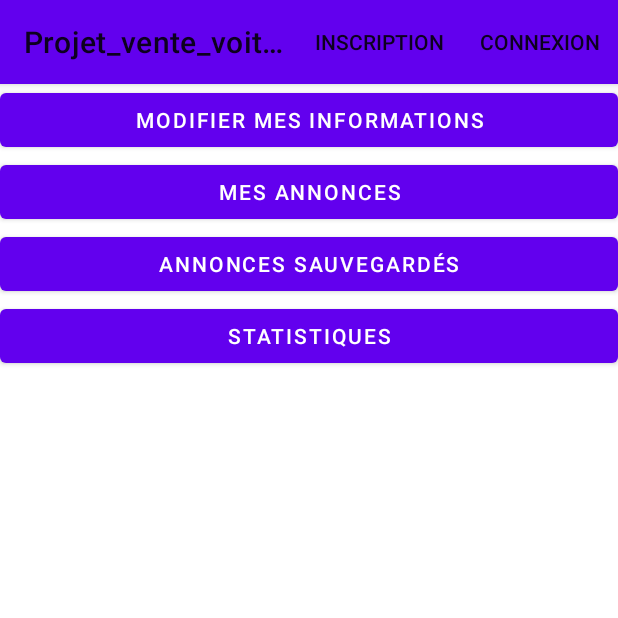
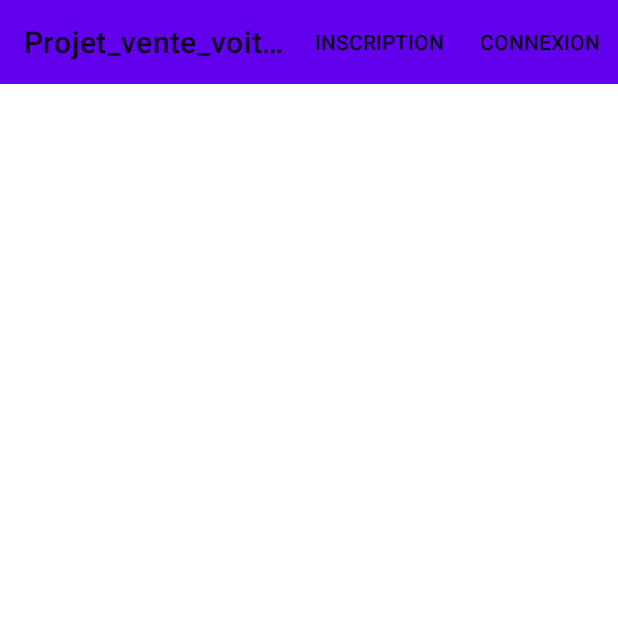
Before and after one commit to clink10Zero/Projet_vente_voiture, an Android app: the MonProfil screen opened directly, with no data from a screen before it, after a tap on "MODIFIER MES INFORMATIONS", on a phone screen of 412 x 824 dp, the top half of it. Run offline under Robolectric (Android 15) with nearby library versions, the phone set to English and light mode, and no system bars; 1 statement that could not run was skipped.

Commit message:
ajout de la possibilité d'abonnement pour les professionels accompagné de la mise en avant d'annonce +order by date desc pour les annonces

```diff
--- a/app/src/main/AndroidManifest.xml
+++ b/app/src/main/AndroidManifest.xml
@@ -10,7 +10,9 @@
         android:roundIcon="@mipmap/ic_launcher_round"
         android:supportsRtl="true"
         android:theme="@style/Theme.Projet_vente_voiture">
-        <activity android:name=".Activity.Statistiques"></activity>
+        <activity android:name=".Activity.GestionAbonnement"></activity>
+        <activity android:name=".Activity.ModifProfil" />
+        <activity android:name=".Activity.Statistiques" />
         <activity android:name=".Activity.Mes_annonces_sauvergardes" />
         <activity android:name=".Activity.MonProfil" />
         <activity android:name=".Activity.Mes_annonces" />
--- a/app/src/main/java/com/example/projet_vente_voiture/Activity/Ajouter_Annonce.java
+++ b/app/src/main/java/com/example/projet_vente_voiture/Activity/Ajouter_Annonce.java
@@ -32,6 +32,7 @@ import java.util.Date;
 import java.util.List;
 
 import static com.example.projet_vente_voiture.BD.MaBaseSQLite.CRITERE_PREDEF;
+import static com.example.projet_vente_voiture.BD.MaBaseSQLite.NO;
 
 public class Ajouter_Annonce extends General {
 
@@ -135,7 +136,7 @@ public class Ajouter_Annonce extends General {
                     Toast.makeText(getApplicationContext(), test.getText(), Toast.LENGTH_LONG).show();
                 }
                 else{
-                    Annonce nouvelle_annonce = new Annonce(currentUserId,et_titre.getText().toString(),et_description.getText().toString(),et_lieu.getText().toString(),Integer.parseInt(et_prix.getText().toString()),date,0);
+                    Annonce nouvelle_annonce = new Annonce(currentUserId,et_titre.getText().toString(),et_description.getText().toString(),et_lieu.getText().toString(),Integer.parseInt(et_prix.getText().toString()),date,0,NO);
                     AnnonceBD ABD = new AnnonceBD(getApplicationContext());
                     if(currentAnnonceId!=-1) {
                         ABD.updateAnnonce(currentAnnonceId,nouvelle_annonce);
--- a/app/src/main/java/com/example/projet_vente_voiture/Activity/Inscription.java
+++ b/app/src/main/java/com/example/projet_vente_voiture/Activity/Inscription.java
@@ -18,6 +18,8 @@ import com.example.projet_vente_voiture.MyApp;
 import com.example.projet_vente_voiture.Object.ResultatForm;
 import com.example.projet_vente_voiture.Object.Utilisateur;
 import com.example.projet_vente_voiture.R;
+
+import static com.example.projet_vente_voiture.BD.MaBaseSQLite.NO;
 
 public class Inscription extends General {
 
@@ -62,7 +64,7 @@ public class Inscription extends General {
                             default:
                                 pro = Utilisateur.PROFESSIONEL;
                         }
-                        Utilisateur util = new Utilisateur(prenom.getText().toString(), nom.getText().toString(), mail.getText().toString(), mdp.getText().toString(), pro);
+                        Utilisateur util = new Utilisateur(prenom.getText().toString(), nom.getText().toString(), mail.getText().toString(), mdp.getText().toString(), pro,NO);
                         UBD.insertUtilisateur(util);
 
                         Intent intent = new Intent(getApplicationContext(), Recherche.class);
--- /dev/null
+++ b/app/src/main/java/com/example/projet_vente_voiture/Activity/ModifProfil.java
@@ -0,0 +1,15 @@
+package com.example.projet_vente_voiture.Activity;
+
+import android.os.Bundle;
+
+import com.example.projet_vente_voiture.R;
+
+public class ModifProfil extends General {
+
+    @Override
+    protected void onCreate(Bundle savedInstanceState) {
+        super.onCreate(savedInstanceState);
+        setContentView(R.layout.activity_modif_profil);
+        setSupportActionBar(findViewById(R.id.toolbar));
+    }
+}
--- a/app/src/main/java/com/example/projet_vente_voiture/Activity/MonProfil.java
+++ b/app/src/main/java/com/example/projet_vente_voiture/Activity/MonProfil.java
@@ -4,11 +4,14 @@ import android.content.Intent;
 import android.os.Bundle;
 import android.view.View;
 import android.widget.Button;
+import android.widget.LinearLayout;
 import android.widget.Toast;
 
 import com.example.projet_vente_voiture.Activity.General;
 import com.example.projet_vente_voiture.Activity.Mes_annonces;
 import com.example.projet_vente_voiture.Activity.Mes_annonces_sauvergardes;
+import com.example.projet_vente_voiture.BD.UtilisateurBD;
+import com.example.projet_vente_voiture.Object.Utilisateur;
 import com.example.projet_vente_voiture.R;
 
 public class MonProfil extends General {
@@ -27,7 +30,7 @@ public class MonProfil extends General {
         btn_modif.setOnClickListener(new View.OnClickListener() {
             @Override
             public void onClick(View v) {
-                Toast.makeText(getApplicationContext(), "Page modif profil à faire", Toast.LENGTH_LONG).show();
+                startActivity(new Intent(getApplicationContext(), ModifProfil.class));
             }
         });
 
@@ -51,5 +54,20 @@ public class MonProfil extends General {
                 startActivity(new Intent(getApplicationContext(), Statistiques.class));
             }
         });
+
+        UtilisateurBD UBD = new UtilisateurBD(this);
+        Utilisateur user = UBD.getUtilisateurById(currentUserId);
+        if(user.getProfessionel()==Utilisateur.PROFESSIONEL){
+            LinearLayout ll = findViewById(R.id.ll_mon_profil);
+            Button btn_gestion_abonnement = new Button(this);
+            btn_gestion_abonnement.setText("Gestion abonnement");
+            btn_gestion_abonnement.setOnClickListener(new View.OnClickListener() {
+                @Override
+                public void onClick(View view) {
+                    startActivity((new Intent(getApplicationContext(), GestionAbonnement.class)));
+                }
+            });
+            ll.addView(btn_gestion_abonnement);
+        }
     }
 }
--- a/app/src/main/java/com/example/projet_vente_voiture/BD/MaBaseSQLite.java
+++ b/app/src/main/java/com/example/projet_vente_voiture/BD/MaBaseSQLite.java
@@ -10,6 +10,9 @@ import static com.example.projet_vente_voiture.Object.Utilisateur.PROFESSIONEL;
 public class MaBaseSQLite extends SQLiteOpenHelper {
 
     public static final String NOM_BD="base.bd";
+
+    public static final int NO = 0;
+    public static final int YES = 1;
 
     static final String TABLE_UTILISATEUR ="table_utilisateur";
     public static final String TABLE_ANNONCE ="table_annonce";
@@ -25,6 +28,7 @@ public class MaBaseSQLite extends SQLiteOpenHelper {
     static final String COL_MAIL_UTILISATEUR ="mail_utilisateur";
     static final String COL_MDP_UTILISATEUR ="mdp_utilisateur";
     static final String COL_PROFESSIONNEL_UTILISATEUR ="professionnel_utilisateur";
+    static final String COL_ABONNEMENT_UTILISATEUR ="abonnement_utilisateur";
 
     public static final String COL_ID_ANNONCE ="id_annonce";
     static final String COL_AUTEUR_ANNONCE ="id_auteur";
@@ -34,6 +38,8 @@ public class MaBaseSQLite extends SQLiteOpenHelper {
     public static final String COL_PRIX_ANNONCE ="prix_annonce";
     static final String COL_DATE_ANNONCE ="date_annonce";
     static final String COL_VU_ANNONCE ="nombre_vues_annonce";
+    static final String COL_PROMOTION_ANNONCE ="promotion_annonce";
+
     //TODO gérer les locations
     static final String COL_LOCATION_ANNONCE ="location_annonce"; //bool
     static final String COL_LOCATION_DUREE_ANNONCE ="location_duree_annonce"; //JOUR/SEMAINE/HEURE/MOIS pour le prix
@@ -71,7 +77,8 @@ public class MaBaseSQLite extends SQLiteOpenHelper {
                     + COL_NOM_UTILISATEUR +" TEXT,"
                     + COL_MAIL_UTILISATEUR +" TEXT UNIQUE,"
                     + COL_MDP_UTILISATEUR +" TEXT NOT NULL,"
-                    + COL_PROFESSIONNEL_UTILISATEUR +" INTEGER NOT NULL CHECK (" + COL_PROFESSIONNEL_UTILISATEUR + " IN( " + PROFESSIONEL + "," + PARTICULIER +"))"
+                    + COL_PROFESSIONNEL_UTILISATEUR +" INTEGER NOT NULL CHECK (" + COL_PROFESSIONNEL_UTILISATEUR + " IN( " + PROFESSIONEL + "," + PARTICULIER +")),"
+                    + COL_ABONNEMENT_UTILISATEUR +" INTEGER NOT NULL CHECK (" + COL_ABONNEMENT_UTILISATEUR + " IN( " + NO + "," + YES +"))"
                     +");";
 
     private static final String CREATE_TABLE_ANNONCE =
@@ -84,6 +91,7 @@ public class MaBaseSQLite extends SQLiteOpenHelper {
                     + COL_PRIX_ANNONCE + " INTEGER NOT NULL, "
                     + COL_DATE_ANNONCE + " TEXT NOT NULL, " //TODO y faire plus plus joli après
                     + COL_VU_ANNONCE + " INTEGER NOT NULL,"
+                    + COL_PROMOTION_ANNONCE + " INTEGER NOT NULL CHECK (" + COL_PROMOTION_ANNONCE + " IN( " + NO + "," + YES +")),"
                     + "FOREIGN KEY("+ COL_AUTEUR_ANNONCE +")REFERENCES "+ TABLE_UTILISATEUR+"("+COL_ID_UTILISATEUR+") ON DELETE CASCADE ON UPDATE CASCADE"
                     +");";
 
@@ -130,8 +138,8 @@ public class MaBaseSQLite extends SQLiteOpenHelper {
                     +");";
 
     private static final String INSERT_UTILISATEUR =
-            "INSERT INTO "+TABLE_UTILISATEUR +"("+COL_PRENOM_UTILISATEUR +","+COL_NOM_UTILISATEUR+","+COL_MAIL_UTILISATEUR+","+COL_MDP_UTILISATEUR+","+COL_PROFESSIONNEL_UTILISATEUR+")"
-                    +"VALUES('Tessy','Minodier','tessy.minodier@etu.umontpellier.fr','123456',"+PROFESSIONEL+");";
+            "INSERT INTO "+TABLE_UTILISATEUR +"("+COL_PRENOM_UTILISATEUR +","+COL_NOM_UTILISATEUR+","+COL_MAIL_UTILISATEUR+","+COL_MDP_UTILISATEUR+","+COL_PROFESSIONNEL_UTILISATEUR+","+COL_ABONNEMENT_UTILISATEUR+")"
+                    +"VALUES('Tessy','Minodier','tessy.minodier@etu.umontpellier.fr','123456',"+PROFESSIONEL+","+YES+");";
 
     //TODO continuer les insert de critere
     private static final String INSERT_CRITERE =
@@ -149,10 +157,10 @@ public class MaBaseSQLite extends SQLiteOpenHelper {
 
 
     private static final String INSERT_ANNONCE =
-            "INSERT INTO "+TABLE_ANNONCE +"("+ COL_AUTEUR_ANNONCE +","+COL_TITRE_ANNONCE +","+COL_DESCCRITPION_ANNONCE   +","+COL_LIEU_ANNONCE  +","+COL_PRIX_ANNONCE+","+COL_DATE_ANNONCE+","+COL_VU_ANNONCE+")"
-                /*1*/ +"VALUES(1,'Vends ma R5','Je vends la R5 de ma grand mère je n en ai plus besoin maintenant que j habite en ville', 'Annonay', 2000,'01/04/2021',0),"
-                /*2*/ +"(1,'Ka noir', 'moteur cassé prix cassé', 'Saint-Vallier',200,'01/04/2021',0),"
-                /*3*/ +"(1,'Mondeo break 2007 gris', 'Les enfants sont grands je n ai plus besoin d un break. \n Voiture en très bon état', 'Annonay',3000,'01/04/2021',0);";
+            "INSERT INTO "+TABLE_ANNONCE +"("+ COL_AUTEUR_ANNONCE +","+COL_TITRE_ANNONCE +","+COL_DESCCRITPION_ANNONCE   +","+COL_LIEU_ANNONCE  +","+COL_PRIX_ANNONCE+","+COL_DATE_ANNONCE+","+COL_VU_ANNONCE+","+COL_PROMOTION_ANNONCE+")"
+                /*1*/ +"VALUES(1,'Vends ma R5','Je vends la R5 de ma grand mère je n en ai plus besoin maintenant que j habite en ville', 'Annonay', 2000,'01/04/2021',0,"+NO+"),"
+                /*2*/ +"(1,'Ka noir', 'moteur cassé prix cassé', 'Saint-Vallier',200,'01/04/2021',0,"+NO+"),"
+                /*3*/ +"(1,'Mondeo break 2007 gris', 'Les enfants sont grands je n ai plus besoin d un break. \n Voiture en très bon état', 'Annonay',3000,'01/04/2021',0,"+YES+");";
 
     private static final String INSERT_CRITERE_ANNONCE =
             "INSERT INTO "+TABLE_CRITERE_ANNONCE +"( "+ COL_CRITERE_CRITERE_ANONCE +","+COL_ANNONCE_CRITERE_ANNONCE +","+COL_VALEUR_CRITERE_ANNONCE+" )"
--- a/app/src/main/java/com/example/projet_vente_voiture/BD/UtilisateurBD.java
+++ b/app/src/main/java/com/example/projet_vente_voiture/BD/UtilisateurBD.java
@@ -10,6 +10,7 @@ import com.example.projet_vente_voiture.Object.Utilisateur;
 import java.util.ArrayList;
 import java.util.List;
 
+import static com.example.projet_vente_voiture.BD.MaBaseSQLite.COL_ABONNEMENT_UTILISATEUR;
 import static com.example.projet_vente_voiture.BD.MaBaseSQLite.COL_ID_UTILISATEUR;
 import static com.example.projet_vente_voiture.BD.MaBaseSQLite.COL_MAIL_UTILISATEUR;
 import static com.example.projet_vente_voiture.BD.MaBaseSQLite.COL_MDP_UTILISATEUR;
@@ -49,6 +50,7 @@ public class UtilisateurBD {
         values.put(COL_MAIL_UTILISATEUR, utilisateur.getMail());
         values.put(COL_MDP_UTILISATEUR, utilisateur.getMdp());
         values.put(COL_PROFESSIONNEL_UTILISATEUR, utilisateur.getProfessionel());
+        values.put(COL_ABONNEMENT_UTILISATEUR, utilisateur.getAbonnement());
         int id = (int) bd.insert(TABLE_UTILISATEUR,null,values);
         utilisateur.setId(id);
         close();
@@ -62,6 +64,7 @@ public class UtilisateurBD {
         values.put(COL_MAIL_UTILISATEUR, utilisateur.getMail());
         values.put(COL_MDP_UTILISATEUR, utilisateur.getMdp());
         values.put(COL_PROFESSIONNEL_UTILISATEUR, utilisateur.getProfessionel());
+        values.put(COL_ABONNEMENT_UTILISATEUR, utilisateur.getAbonnement());
         bd.update(TABLE_UTILISATEUR, values, COL_ID_UTILISATEUR + " = " + id, null);
     }
 
@@ -105,8 +108,9 @@ public class UtilisateurBD {
             String mail = c.getString(3);
             String mdp = c.getString(4);
             int professionel = c.getInt(5);
+            int abonnement = c.getInt(6);
 
-            res.add(new Utilisateur(id,prenom,nom,mail,mdp,professionel));
+            res.add(new Utilisateur(id,prenom,nom,mail,mdp,professionel,abonnement));
             c.moveToNext();
         }
         c.close();
--- /dev/null
+++ b/app/src/main/res/layout/activity_modif_profil.xml
@@ -0,0 +1,18 @@
+<?xml version="1.0" encoding="utf-8"?>
+<ScrollView xmlns:android="http://schemas.android.com/apk/res/android"
+    xmlns:app="http://schemas.android.com/apk/res-auto"
+    xmlns:tools="http://schemas.android.com/tools"
+    android:layout_width="match_parent"
+    android:layout_height="match_parent"
+    tools:context=".Activity.ModifProfil">
+    <LinearLayout
+        android:layout_width="match_parent"
+        android:layout_height="match_parent"
+        android:orientation="vertical">
+
+        <include
+            android:id="@+id/toolbar"
+            layout="@layout/toolbar"/>
+    </LinearLayout>
+
+</ScrollView>
--- a/app/src/main/res/layout/activity_mon_profil.xml
+++ b/app/src/main/res/layout/activity_mon_profil.xml
@@ -7,6 +7,7 @@
     tools:context=".Activity.MonProfil">
 
     <LinearLayout
+        android:id="@+id/ll_mon_profil"
         android:layout_width="match_parent"
         android:layout_height="match_parent"
         android:orientation="vertical">
```
Also changed, not shown: app/src/main/java/com/example/projet_vente_voiture/Activity/Detaille.java (+60 -4 lines), app/src/main/java/com/example/projet_vente_voiture/Activity/GestionAbonnement.java (added, +89 -0 lines), app/src/main/java/com/example/projet_vente_voiture/Activity/Recherche.java (+55 -1 lines), app/src/main/java/com/example/projet_vente_voiture/BD/AnnonceBD.java (+16 -3 lines), app/src/main/java/com/example/projet_vente_voiture/Object/Annonce.java (+13 -2 lines), app/src/main/java/com/example/projet_vente_voiture/Object/Utilisateur.java (+13 -2 lines), app/src/main/res/layout/activity_gestion_abonnement.xml (added, +31 -0 lines).
